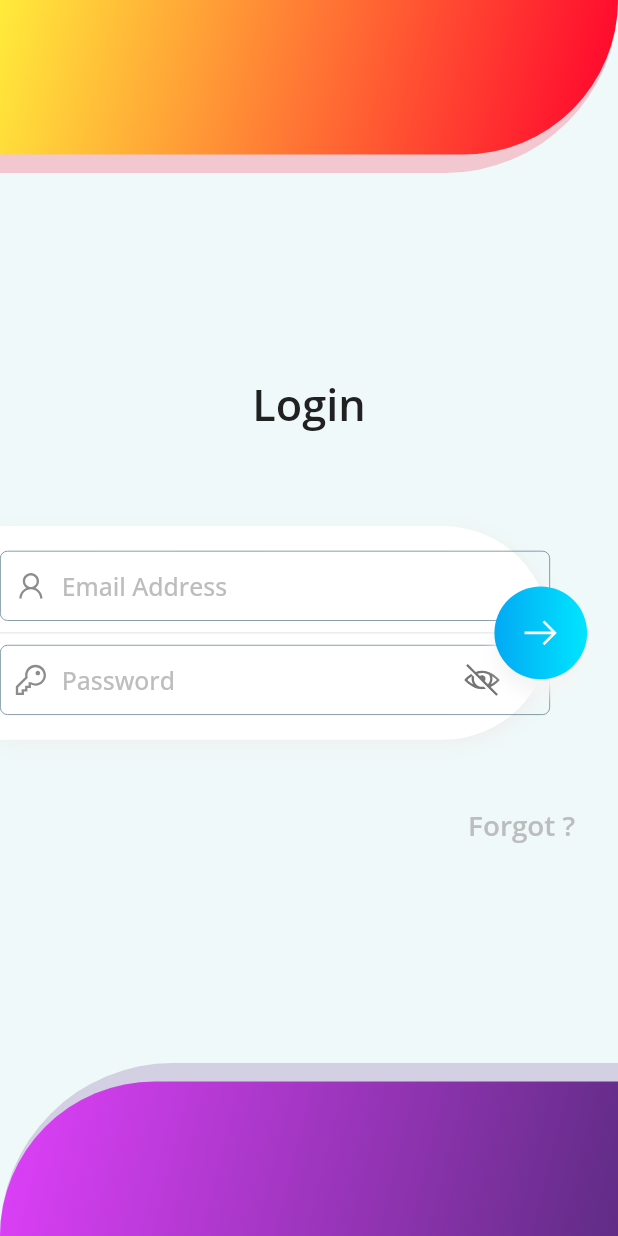
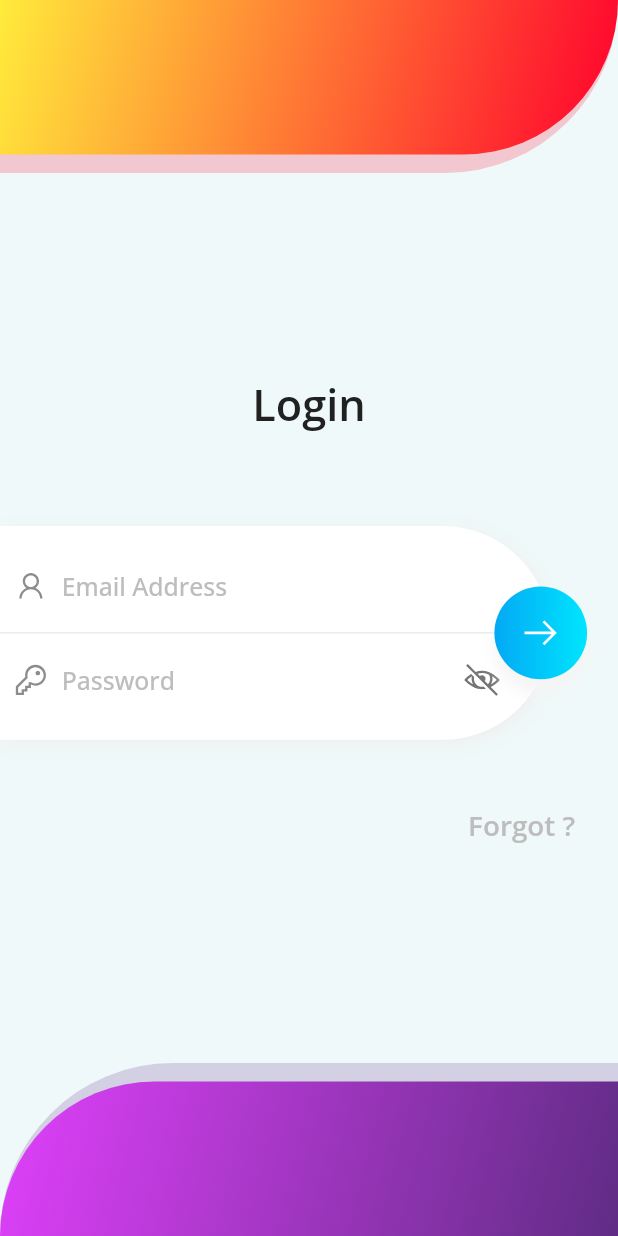
Before and after one commit to nazmullhossain/tasfia-export-flutter, a Flutter app: the screen it shows after launch, on a phone screen of 412 x 824 dp. Run offline on Flutter 3.47's test engine with Material 2 defaults, Android fonts, the phone set to English and light mode, and no system bars; our stand-ins replace cached_network_image, fluttertoast, get, line_awesome_flutter, shared_preferences.

Commit message:
15-03-22 final

```diff
--- a/lib/controller/api_helper.dart
+++ b/lib/controller/api_helper.dart
@@ -1,3 +1,4 @@
+import 'dart:convert';
 import 'dart:io';
 import 'package:tashfia_export/controller/public_controller.dart';
 import 'package:tashfia_export/model/customer_model.dart';
@@ -13,11 +14,12 @@ class ApiHelper{
       var response = await http.post(
           Uri.parse(Variables.baseUrl+'login?email=$email&password=$password'));
       if(response.statusCode==200){
-        PublicController.pc.loginResponse(loginResponseFromJson(response.body));
-        PublicController.pc.pref!.setString('email', email);
-        PublicController.pc.pref!.setString('password', password);
-        print(PublicController.pc.loginResponse.value.token);
-        return true;
+        final jsonData = jsonDecode(response.body);
+          PublicController.pc.loginResponse(loginResponseFromJson(response.body));
+          PublicController.pc.pref!.setString('email', email);
+          PublicController.pc.pref!.setString('password', password);
+          print(PublicController.pc.loginResponse.value.token);
+          return true;
       }else{
         showToast('Invalid email or password');
         return false;
--- a/lib/controller/public_controller.dart
+++ b/lib/controller/public_controller.dart
@@ -43,7 +43,7 @@ class PublicController extends GetxController{
     loading(true);update();
     bool result = await helper.getLoginResponse(email, password);
     loading(false);update();
-    if(result){
+    if(result==true){
       showToast('Login Success');
       Get.offAll(()=> const HomePage());
     }
--- a/lib/pages/change_password_page.dart
+++ b/lib/pages/change_password_page.dart
@@ -21,6 +21,7 @@ class ChangePasswordPage extends StatelessWidget {
       return Stack(
         children: [
           Scaffold(
+            resizeToAvoidBottomInset: false,
             appBar: AppBar(
               title: Text('Change Password', style:StDecoration.boldTextStyle),
               backgroundColor: AllColor.appBgColor,
--- a/lib/pages/home_page.dart
+++ b/lib/pages/home_page.dart
@@ -2,6 +2,7 @@ import 'package:get/get.dart';
 import 'package:flutter/material.dart';
 import 'package:line_awesome_flutter/line_awesome_flutter.dart';
 import 'package:tashfia_export/pages/change_password_page.dart';
+import 'package:tashfia_export/util/decoration.dart';
 import 'package:tashfia_export/widgets/loading_widget.dart';
 import '../controller/public_controller.dart';
 import '../model/home_menu_model.dart';
@@ -79,9 +80,7 @@ class _HomePageState extends State<HomePage> {
                           children: [
                             Icon(LineAwesomeIcons.key,color: AllColor.textColor,size: dynamicSize(.06)),
                             SizedBox(width: dynamicSize(.02)),
-                            Text('Change Password',
-                            style: TextStyle(fontSize: dynamicSize(.045),
-                                color: AllColor.textColor)),
+                            Text('Change Password', style: StDecoration.normalTextStyle),
                           ],
                         ), value: 1,
                       padding: const EdgeInsets.symmetric(vertical: 0.0,horizontal: 10),
@@ -90,11 +89,9 @@ class _HomePageState extends State<HomePage> {
                     PopupMenuItem(
                       child: Row(
                         children: [
-                          Icon(LineAwesomeIcons.alternate_sign_out,color: AllColor.textColor,size: dynamicSize(.06)),
+                          Icon(LineAwesomeIcons.power_off,color: AllColor.textColor,size: dynamicSize(.06)),
                           SizedBox(width: dynamicSize(.02)),
-                          Text('Logout',
-                              style: TextStyle(fontSize: dynamicSize(.045),
-                                  color: AllColor.textColor)),
+                          Text('Logout', style: StDecoration.normalTextStyle),
                         ],
                       ), value: 2,
                       padding: const EdgeInsets.symmetric(vertical: 0.0,horizontal: 10),
--- a/lib/pages/login_page.dart
+++ b/lib/pages/login_page.dart
@@ -151,10 +151,10 @@ class _LoginPageState extends State<LoginPage> {
                               crossAxisAlignment: CrossAxisAlignment.start,
                               children: [
                                 SizedBox(height: dynamicSize(.04)),
-                                TextFieldTile(controller: email,hintText: 'Email Address',
+                                LoginTextFieldTile(controller: email,hintText: 'Email Address',
                                   prefixIcon: LineAwesomeIcons.user,textInputType: TextInputType.emailAddress),
                                 const Divider(),
-                                TextFieldTile(controller: password,hintText: 'Password',
+                                LoginTextFieldTile(controller: password,hintText: 'Password',
                                     obscure: true,prefixIcon: LineAwesomeIcons.key),
                                 SizedBox(height: dynamicSize(.04)),
                               ],
--- a/lib/widgets/text_field_tile.dart
+++ b/lib/widgets/text_field_tile.dart
@@ -96,3 +96,100 @@ class _TextFieldTileState extends State<TextFieldTile> {
     );
   }
 }
+
+
+
+
+class LoginTextFieldTile extends StatefulWidget {
+  const LoginTextFieldTile({Key? key,
+    required this.controller,
+    this.hintText,
+    this.labelText,
+    this.onTap,
+    this.obscure=false,
+    this.readOnly=false,
+    this.textInputType,
+    this.textCapitalization,
+    this.prefixIcon, this.maxLine}) : super(key: key);
+
+  final TextEditingController controller;
+  final String? hintText;
+  final String? labelText;
+  final TextInputType? textInputType;
+  final TextCapitalization? textCapitalization;
+  final IconData? prefixIcon;
+  final bool obscure;
+  final bool readOnly;
+  final int? maxLine;
+  final Function()? onTap;
+
+  @override
+  _LoginTextFieldTileState createState() => _LoginTextFieldTileState();
+}
+
+class _LoginTextFieldTileState extends State<LoginTextFieldTile> {
+  bool _obscure=true;
+  @override
+  Widget build(BuildContext context) {
+    final Size size = MediaQuery.of(context).size;
+    return TextField(
+      controller: widget.controller,
+      onTap: widget.onTap,
+      readOnly: widget.readOnly,
+      obscureText: widget.obscure? _obscure:false,
+      keyboardType: widget.textInputType??TextInputType.text,
+      textCapitalization: widget.textCapitalization??TextCapitalization.none,
+      maxLines:  widget.maxLine??1,
+      minLines: 1,
+      style: TextStyle(
+        color: AllColor.textColor,
+        fontSize: dynamicSize(.04),
+        fontWeight: FontWeight.w500,
+      ),
+      decoration: InputDecoration(
+          border: const OutlineInputBorder(
+              borderSide: BorderSide.none,
+              borderRadius: BorderRadius.all(Radius.circular(5.0))
+          ),
+          enabledBorder: const OutlineInputBorder(
+              borderSide:  BorderSide.none,
+              borderRadius: BorderRadius.all(Radius.circular(5.0))
+          ),
+          focusedBorder: const OutlineInputBorder(
+              borderSide:  BorderSide.none,
+              borderRadius: BorderRadius.all(Radius.circular(5.0))
+          ),
+          isDense: true,
+          contentPadding: EdgeInsets.symmetric(horizontal: dynamicSize(.04),vertical: dynamicSize(.03)),
+          hintText: widget.hintText,
+          labelText: widget.labelText,
+          labelStyle: TextStyle(
+            color: AllColor.hintColor,
+            fontSize:dynamicSize(.04),
+            fontWeight: FontWeight.w500,
+          ),
+          hintStyle: TextStyle(
+            color: AllColor.hintColor,
+            fontSize:dynamicSize(.04),
+            fontWeight: FontWeight.w500,
+          ),
+          prefixIcon: widget.prefixIcon!=null?Padding(
+            padding: EdgeInsets.only(right: dynamicSize(.02),left: dynamicSize(.02)),
+            child: Icon(widget.prefixIcon,size: dynamicSize(.06)),
+          ):null,
+          suffixIconConstraints: BoxConstraints.loose(size),
+          prefixIconConstraints: BoxConstraints.loose(size),
+          suffixIcon: widget.obscure
+              ? InkWell(
+            onTap: ()=>setState(()=> _obscure=!_obscure),
+            child: Padding(
+              padding: EdgeInsets.only(right:dynamicSize(.08)),
+              child: Icon(_obscure?LineAwesomeIcons.eye_slash:LineAwesomeIcons.eye,
+                  size: dynamicSize(.06),
+                  color: Colors.grey.shade600),
+            ),
+          ) : null
+      ),
+    );
+  }
+}
```
